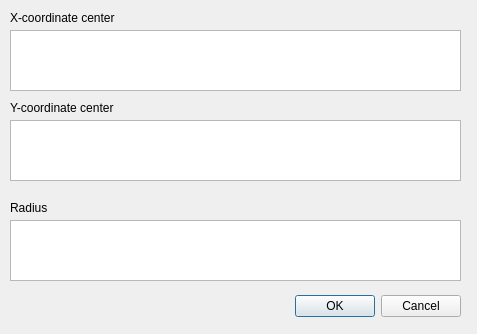
calum74/mandelbrot-qt, file gotodialog.ui: the form before one commit.
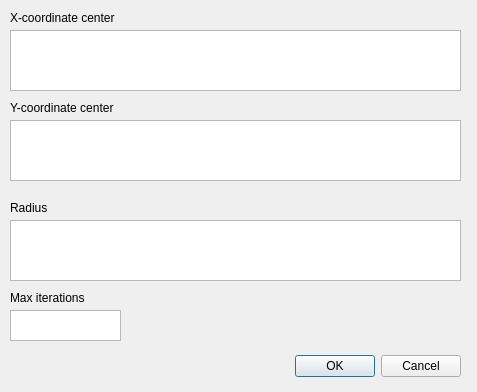
The form after the commit.

The edit to the form file:
```diff
--- a/gotodialog.ui
+++ b/gotodialog.ui
@@ -7,7 +7,7 @@
     <x>0</x>
     <y>0</y>
     <width>477</width>
-    <height>334</height>
+    <height>392</height>
    </rect>
   </property>
   <property name="windowTitle">
@@ -16,9 +16,9 @@
   <widget class="QDialogButtonBox" name="buttonBox">
    <property name="geometry">
     <rect>
-     <x>120</x>
-     <y>290</y>
-     <width>341</width>
+     <x>140</x>
+     <y>350</y>
+     <width>321</width>
      <height>32</height>
     </rect>
    </property>
@@ -107,6 +107,29 @@
     <string>Radius</string>
    </property>
   </widget>
+  <widget class="QLabel" name="label_4">
+   <property name="geometry">
+    <rect>
+     <x>10</x>
+     <y>290</y>
+     <width>201</width>
+     <height>16</height>
+    </rect>
+   </property>
+   <property name="text">
+    <string>Max iterations</string>
+   </property>
+  </widget>
+  <widget class="QTextEdit" name="maxIterations">
+   <property name="geometry">
+    <rect>
+     <x>10</x>
+     <y>310</y>
+     <width>111</width>
+     <height>31</height>
+    </rect>
+   </property>
+  </widget>
  </widget>
  <resources/>
  <connections>
```
